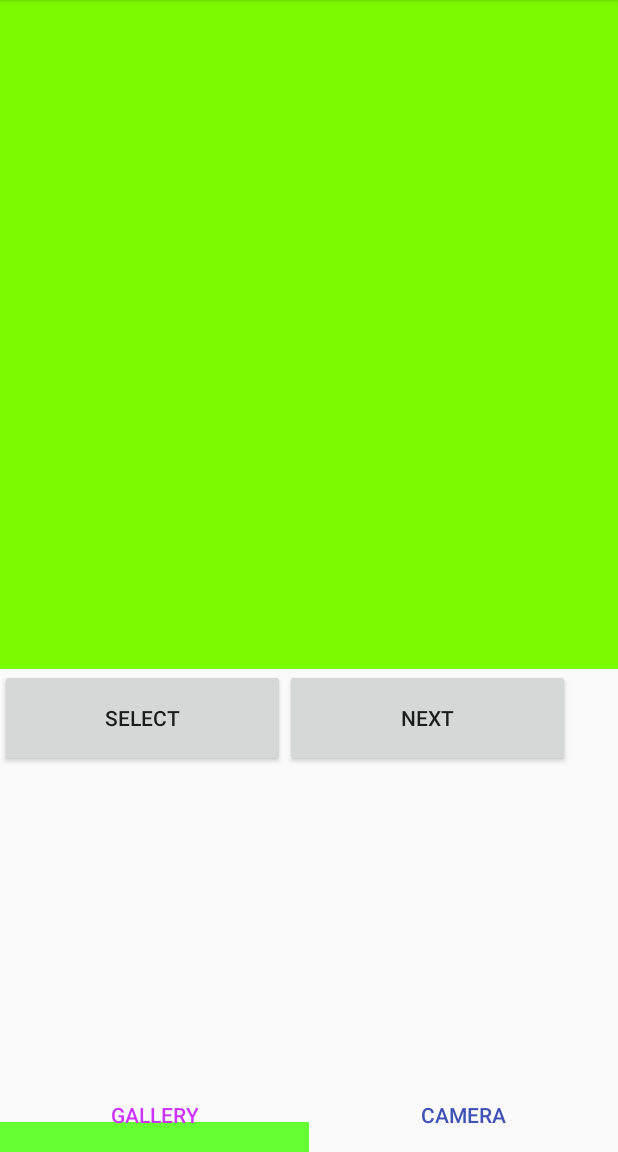
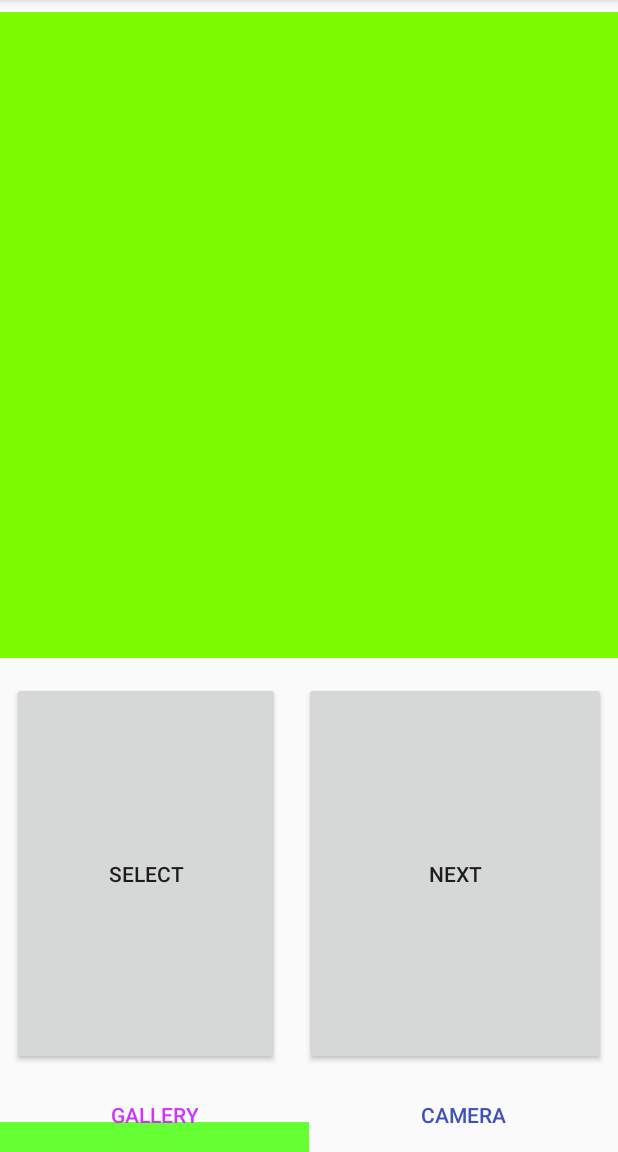
Before and after one commit to zhouyepang/InstagramApp, an Android app: the Gallery screen opened directly, with no data from a screen before it, after a tap on "SELECT", on a phone screen of 412 x 824 dp, the part 84-1236 px from its top. Run offline under Robolectric (Android 15) with nearby library versions, the phone set to English and light mode, and no system bars; pictures from the network do not load.

Commit message:
Done upload image from gallery

```diff
--- a/app/src/main/AndroidManifest.xml
+++ b/app/src/main/AndroidManifest.xml
@@ -2,7 +2,7 @@
 <manifest xmlns:android="http://schemas.android.com/apk/res/android"
     package="com.example.zhouyepang.instagramapp">
 
-    <uses-permission android:name="android.permission.WRITE_EXTERNAL_STORAGE"/>
+    <uses-permission android:name="android.permission.WRITE_EXTERNAL_STORAGE" />
     <uses-permission android:name="android.permission.READ_EXTERNAL_STORAGE" />
     <uses-permission android:name="android.permission.INTERNET" />
 
@@ -38,7 +38,9 @@
         <activity
             android:name=".Profile"
             android:parentActivityName=".MainPage" />
-
+        <activity
+            android:name=".UploadOptions"
+            android:parentActivityName=".UploadSelect" />
     </application>
 
 </manifest>
--- a/app/src/main/java/com/example/zhouyepang/instagramapp/Gallery.java
+++ b/app/src/main/java/com/example/zhouyepang/instagramapp/Gallery.java
@@ -1,18 +1,97 @@
 package com.example.zhouyepang.instagramapp;
 
+import android.Manifest;
+import android.content.Context;
+import android.content.Intent;
+import android.content.pm.PackageManager;
+import android.net.Uri;
 import android.os.Bundle;
+import android.support.annotation.NonNull;
 import android.support.annotation.Nullable;
+import android.support.v4.app.ActivityCompat;
 import android.support.v4.app.Fragment;
+import android.support.v4.content.ContextCompat;
 import android.view.LayoutInflater;
 import android.view.View;
 import android.view.ViewGroup;
+import android.widget.Button;
+import android.widget.ImageView;
+
+import static android.app.Activity.RESULT_OK;
 
 public class Gallery extends Fragment {
+    private Button btnSelect, btnNext;
+    private ImageView photoPreview;
+    private static final int CROP_PHOTO = 2;
+    private static final int MY_PERMISSIONS_REQUEST_CALL_PHONE = 6;
+    private static final int MY_PERMISSIONS_REQUEST_CALL_PHONE2 = 7;
+    static final int RC_PERMISSION_READ_EXTERNAL_STORAGE = 1;
+    static final int RC_IMAGE_GALLERY = 2;
+    Uri imageUri;
+    Context applicationContext;
     @Nullable
     @Override
     public View onCreateView(LayoutInflater inflater,
                              @Nullable ViewGroup container,
                              @Nullable Bundle savedInstanceState) {
-        return inflater.inflate(R.layout.gallery, container, false);
+        View v = inflater.inflate(R.layout.gallery, container, false);
+
+        //bind image view
+        photoPreview = (ImageView) v.findViewById(R.id.photoPreview);
+        //bind button
+        btnSelect = (Button) v.findViewById(R.id.btn_click_select);
+        btnNext = (Button) v.findViewById(R.id.btn_click_next);
+        applicationContext = UploadSelect.getContextOfApplication();
+        btnSelect.setOnClickListener(new View.OnClickListener(){
+            @Override
+            public void onClick(View view) {
+                openGallery(view);
+            }
+        });
+
+        btnNext.setOnClickListener(new View.OnClickListener(){
+            @Override
+            public void onClick(View view) {
+                if (imageUri != null) {
+                    Intent uploadOptionsIntent = new Intent(applicationContext, UploadOptions.class);
+                    uploadOptionsIntent.putExtra("imageUri", imageUri.toString());
+                    startActivity(uploadOptionsIntent);
+                }
+            }
+        });
+        return v;
+    }
+
+    @Override
+    public void onRequestPermissionsResult(int requestCode, @NonNull String[] permissions, @NonNull int[] grantResults) {
+        if (requestCode == RC_PERMISSION_READ_EXTERNAL_STORAGE) {
+            if (grantResults.length > 0 && grantResults[0] == PackageManager.PERMISSION_GRANTED) {
+                choosePhoto();
+            }
+        }
+    }
+
+    public void openGallery(View view) {
+        if (ContextCompat.checkSelfPermission(applicationContext, Manifest.permission.READ_EXTERNAL_STORAGE) != PackageManager.PERMISSION_GRANTED) {
+            ActivityCompat.requestPermissions(getActivity(), new String[] {Manifest.permission.READ_EXTERNAL_STORAGE}, RC_PERMISSION_READ_EXTERNAL_STORAGE);
+        } else {
+            choosePhoto();
+        }
+    }
+
+    private void choosePhoto(){
+        Intent galleryIntent = new Intent();
+        galleryIntent.setAction(Intent.ACTION_GET_CONTENT);
+        galleryIntent.setType("image/*");
+        startActivityForResult(galleryIntent, RC_IMAGE_GALLERY);
+    }
+
+    @Override
+    public void onActivityResult(int requestCode, int resultCode, Intent data) {
+        super.onActivityResult(requestCode, resultCode, data);
+        if(requestCode == RC_IMAGE_GALLERY && resultCode == RESULT_OK && data != null) {
+            imageUri = data.getData();
+            photoPreview.setImageURI(imageUri);
+        }
     }
 }
--- a/app/src/main/java/com/example/zhouyepang/instagramapp/UploadSelect.java
+++ b/app/src/main/java/com/example/zhouyepang/instagramapp/UploadSelect.java
@@ -1,33 +1,15 @@
 package com.example.zhouyepang.instagramapp;
-import android.content.Intent;
-import android.graphics.Bitmap;
-import android.graphics.BitmapFactory;
-import android.net.Uri;
+import android.content.Context;
 import android.os.Bundle;
-import android.provider.MediaStore;
 import android.support.design.widget.TabLayout;
 import android.support.v4.view.ViewPager;
 import android.support.v7.app.AppCompatActivity;
-import android.util.Log;
-import android.view.View;
-import android.widget.Button;
-import android.widget.ImageView;
-import android.widget.Toast;
-
-import java.io.File;
 
 public class UploadSelect extends AppCompatActivity  {
     private TabLayout mTabLayout;
     private ViewPager mViewPager;
     private UploadPhotoPagerAdapter uploadPhotoPagerAdapter;
-    private Button btnSelect, btnNext;
-    private ImageView photoPreview;
-    private static final int CROP_PHOTO = 2;
-    private static final int REQUEST_CODE_PICK_IMAGE = 100;
-    private static final int MY_PERMISSIONS_REQUEST_CALL_PHONE = 6;
-    private static final int MY_PERMISSIONS_REQUEST_CALL_PHONE2 = 7;
-    private File output;
-    private Uri imageUri;
+
     private TabLayout.Tab gallery;
     private TabLayout.Tab camera;
 
@@ -38,8 +20,13 @@ public class UploadSelect extends AppCompatActivity  {
         setContentView(R.layout.upload_select);
 
         initViews();
+        contextOfApplication = getApplicationContext();
     }
-
+    public static Context contextOfApplication;
+    public static Context getContextOfApplication()
+    {
+        return contextOfApplication;
+    }
     private void initViews() {
 
         //bind ViewPagerAdapter with Fragment
@@ -55,51 +42,10 @@ public class UploadSelect extends AppCompatActivity  {
         gallery = mTabLayout.getTabAt(0);
         camera = mTabLayout.getTabAt(1);
 
-        //initial image view
-        photoPreview = (ImageView) findViewById(R.id.photoPreview);
-        //bind button
-        btnSelect = (Button) findViewById(R.id.btn_click_select);
-        btnNext = (Button) findViewById(R.id.btn_click_next);
+
     }
 
-    public void onClick(View v) {
-        switch (v.getId()) {
-            case R.id.btn_click_select:
-                choosePhoto();
-                break;
-            case R.id.btn_click_next:
 
-                break;
-            default:
-                break;
-        }
-    }
 
-    void choosePhoto(){
-        Intent gallery = new Intent(Intent.ACTION_PICK, MediaStore.Images.Media.INTERNAL_CONTENT_URI);
-        startActivityForResult(gallery, REQUEST_CODE_PICK_IMAGE);
-    }
 
-    public void onActivityResult(int requestCode, int resultCode, Intent data) {
-        switch (requestCode) {
-            case REQUEST_CODE_PICK_IMAGE:
-                if (resultCode == RESULT_OK) {
-                    try {
-                        Uri uri = data.getData();
-                        Bitmap bit = BitmapFactory.decodeStream(getContentResolver().openInputStream(uri));
-                        photoPreview.setImageBitmap(bit);
-                    } catch (Exception e) {
-                        e.printStackTrace();
-                        Log.d("tag",e.getMessage());
-                        Toast.makeText(this,"Crash",Toast.LENGTH_SHORT).show();
-                    }
-                }
-                else{
-                    Log.i("Fail:", "Fail");
-                }
-                break;
-            default:
-                break;
-        }
-    }
 }
--- a/app/src/main/res/layout/gallery.xml
+++ b/app/src/main/res/layout/gallery.xml
@@ -1,33 +1,68 @@
 <?xml version="1.0" encoding="utf-8"?>
-<android.support.constraint.ConstraintLayout
-    xmlns:android="http://schemas.android.com/apk/res/android" android:layout_width="match_parent"
-    android:layout_height="match_parent">
-    <RelativeLayout xmlns:android="http://schemas.android.com/apk/res/android"
+<android.support.constraint.ConstraintLayout xmlns:android="http://schemas.android.com/apk/res/android"
+    xmlns:app="http://schemas.android.com/apk/res-auto"
+    xmlns:tools="http://schemas.android.com/tools"
     android:layout_width="match_parent"
     android:layout_height="match_parent">
+
 
     <ImageView
         android:id="@+id/photoPreview"
         android:layout_width="match_parent"
-            android:layout_height="446dp"
+        android:layout_height="0dp"
+        android:layout_marginBottom="8dp"
+        android:layout_marginTop="8dp"
         android:background="@color/green"
-            android:padding="10dp" />
+        android:contentDescription="preview"
+        android:padding="10dp"
+        android:scaleType="fitCenter"
+        app:layout_constraintBottom_toTopOf="@+id/guideline2"
+        app:layout_constraintTop_toTopOf="parent" />
 
     <Button
         android:id="@+id/btn_click_select"
-            android:layout_width="190dp"
-            android:layout_height="65dp"
-            android:layout_below="@+id/photoPreview"
-            android:onClick="onClick"
-            android:text="select" />
+        android:layout_width="0dp"
+        android:layout_height="0dp"
+        android:layout_marginBottom="8dp"
+        android:layout_marginEnd="8dp"
+        android:layout_marginLeft="8dp"
+        android:layout_marginRight="8dp"
+        android:layout_marginStart="8dp"
+        android:layout_marginTop="8dp"
+        android:text="select"
+        app:layout_constraintBottom_toBottomOf="parent"
+        app:layout_constraintEnd_toStartOf="@+id/guideline"
+        app:layout_constraintStart_toStartOf="parent"
+        app:layout_constraintTop_toTopOf="@+id/guideline2" />
 
     <Button
         android:id="@+id/btn_click_next"
-            android:layout_width="190dp"
-            android:layout_height="65dp"
-            android:layout_alignTop="@+id/btn_click_select"
-            android:layout_toEndOf="@+id/btn_click_select"
-            android:onClick="onClick"
-            android:text="next" />
-    </RelativeLayout>
+        android:layout_width="0dp"
+        android:layout_height="0dp"
+        android:layout_marginBottom="8dp"
+        android:layout_marginEnd="8dp"
+        android:layout_marginLeft="8dp"
+        android:layout_marginRight="8dp"
+        android:layout_marginStart="8dp"
+        android:layout_marginTop="8dp"
+        android:text="next"
+        app:layout_constraintBottom_toBottomOf="parent"
+        app:layout_constraintEnd_toEndOf="parent"
+        app:layout_constraintStart_toStartOf="@+id/guideline"
+        app:layout_constraintTop_toTopOf="@+id/guideline2" />
+
+    <android.support.constraint.Guideline
+        android:id="@+id/guideline"
+        android:layout_width="wrap_content"
+        android:layout_height="wrap_content"
+        android:orientation="vertical"
+        app:layout_constraintGuide_begin="195dp" />
+
+    <android.support.constraint.Guideline
+        android:id="@+id/guideline2"
+        android:layout_width="wrap_content"
+        android:layout_height="wrap_content"
+        android:orientation="horizontal"
+        app:layout_constraintGuide_begin="447dp" />
+
 </android.support.constraint.ConstraintLayout>
```
Lines whose indentation alone changed are shown as unchanged.
